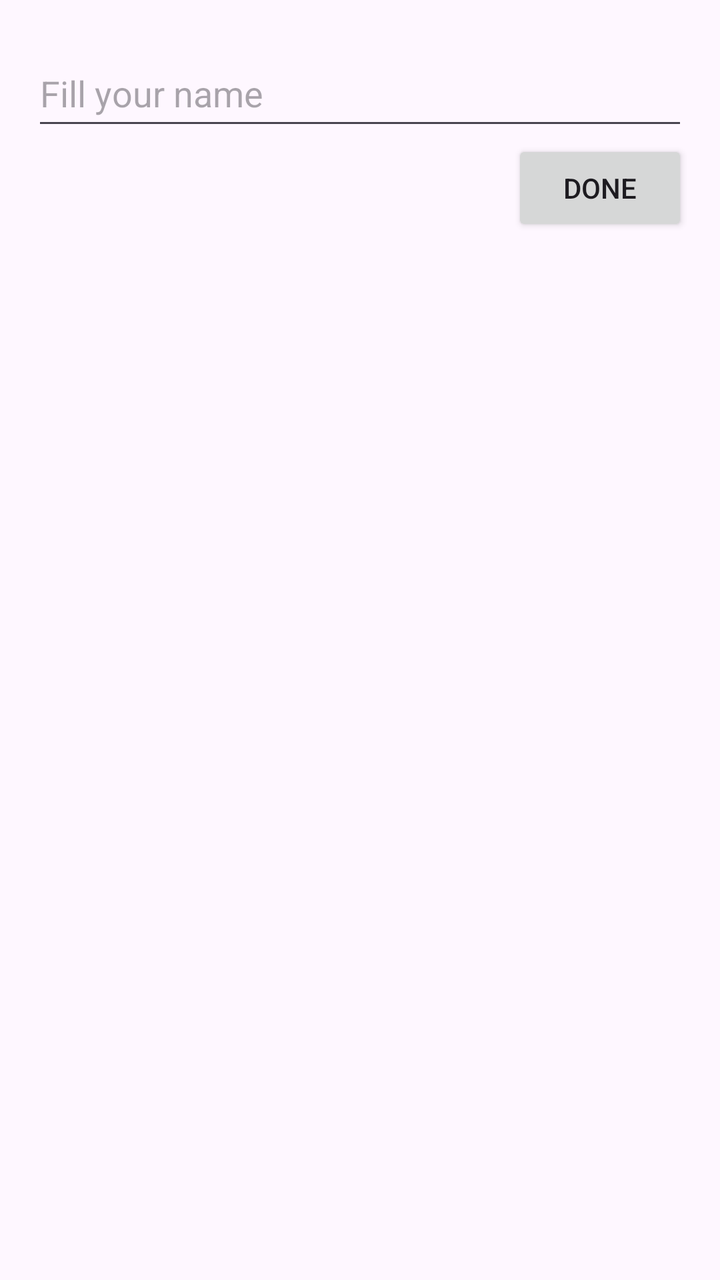
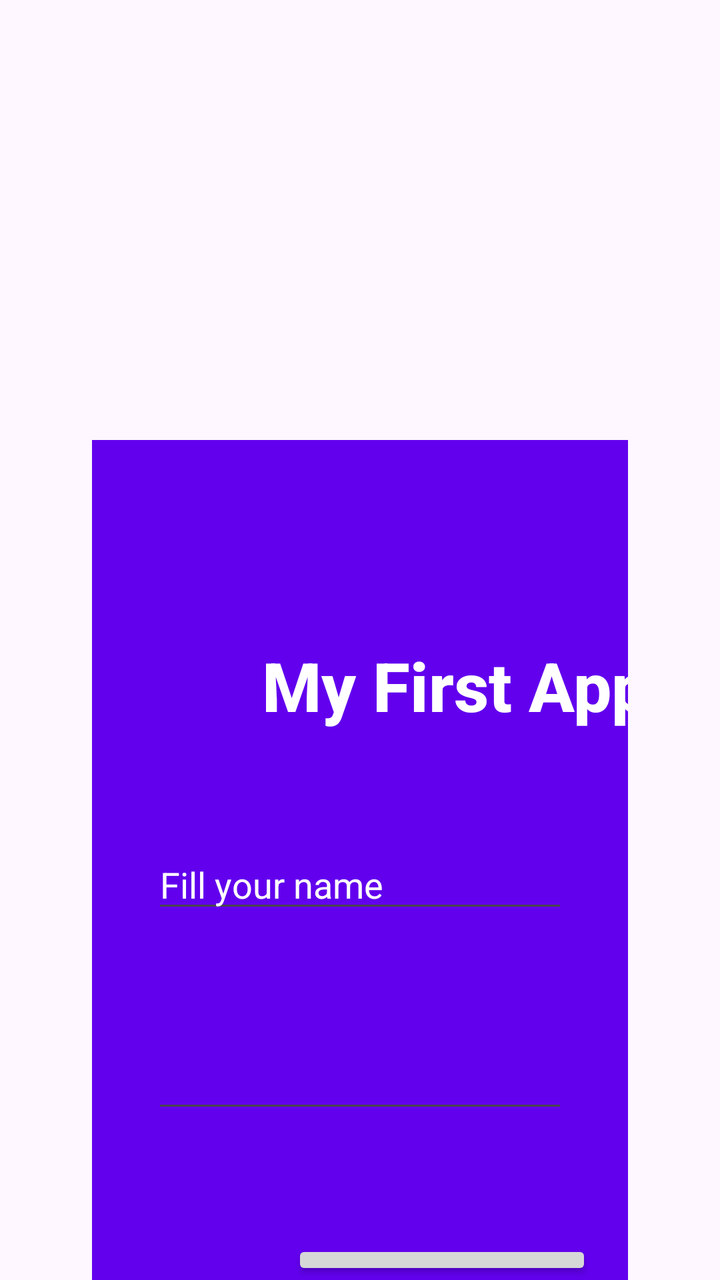

Screens rendered from an Android XML layout before and after an edit, with the pre-edit source and the edit as a unified diff.
<!-- AndroidManifest.xml: application theme Theme.MyFirstApp -->
<!-- res/layout/activity_main2.xml -->
<?xml version="1.0" encoding="utf-8"?>
<RelativeLayout xmlns:android="http://schemas.android.com/apk/res/android"
    android:layout_width="match_parent"
    android:layout_height="match_parent"
    android:paddingLeft="16dp"
    android:paddingRight="16dp"
    android:paddingTop="20dp">

    <EditText
        android:id="@+id/editTextText"
        android:layout_width="395dp"
        android:layout_height="50dp"
        android:hint ="@string/hint"
        android:ems="10"
        android:inputType="text"
        />

    <Button
        android:id="@+id/btnDone"
        android:layout_width="wrap_content"
        android:layout_height="wrap_content"
        android:layout_below="@id/editTextText"
        android:layout_alignParentEnd="true"
        android:text="@string/done" />

</RelativeLayout>
<!-- resources referenced by this layout -->
<resources>
  <string name="done">Done</string>
  <string name="hint">Fill your name</string>
  <style name="Theme.MyFirstApp" parent="Base.Theme.MyFirstApp" />
  <style name="Base.Theme.MyFirstApp" parent="Theme.Material3.DayNight.NoActionBar">
          
          
      </style>
</resources>

<!-- the commit's change to res/layout/activity_main2.xml (unified diff, before → after) -->
@@ -4,23 +4,74 @@
     android:layout_height="match_parent"
     android:paddingLeft="16dp"
     android:paddingRight="16dp"
-    android:paddingTop="20dp">
+    android:paddingTop="20dp"
+    >
 
-    <EditText
-        android:id="@+id/editTextText"
-        android:layout_width="395dp"
-        android:layout_height="50dp"
-        android:hint ="@string/hint"
-        android:ems="10"
-        android:inputType="text"
-        />
+    <FrameLayout
+        android:layout_width="363dp"
+        android:layout_height="569dp"
+        android:layout_alignParentStart="true"
+        android:layout_alignParentTop="true"
+        android:layout_alignParentEnd="true"
+        android:layout_marginStart="30dp"
+        android:layout_marginTop="200dp"
+        android:layout_marginEnd="30dp"
+        android:background="@color/design_default_color_primary">
 
-    <Button
-        android:id="@+id/btnDone"
-        android:layout_width="wrap_content"
-        android:layout_height="wrap_content"
-        android:layout_below="@id/editTextText"
-        android:layout_alignParentEnd="true"
-        android:text="@string/done" />
+        <EditText
+            android:id="@+id/editTextText"
+            android:layout_width="match_parent"
+            android:layout_height="wrap_content"
+            android:layout_marginStart="30dp"
+            android:layout_marginTop="200dp"
+            android:layout_marginEnd="30dp"
+            android:ems="10"
+            android:inputType="text"
+            android:text="@string/hint"
+            android:textColor="@color/white" />
+
+        <EditText
+            android:id="@+id/editTextTextPassword"
+            android:layout_width="match_parent"
+            android:layout_height="wrap_content"
+            android:layout_marginStart="30dp"
+            android:layout_marginTop="300dp"
+            android:layout_marginEnd="30dp"
+            android:ems="10"
+            android:inputType="textPassword"
+            android:textColor="@color/white" />
+
+        <TextView
+            android:id="@+id/textView"
+            android:layout_width="199dp"
+            android:layout_height="77dp"
+            android:layout_marginStart="85dp"
+            android:layout_marginTop="100dp"
+            android:layout_marginEnd="85dp"
+            android:fontFamily="sans-serif-medium"
+            android:text="@string/app_name"
+            android:textColor="@color/white"
+            android:textSize="34sp"
+            android:textStyle="bold" />
+
+        <Button
+            android:id="@+id/button3"
+            android:layout_width="150dp"
+            android:layout_height="wrap_content"
+            android:layout_marginStart="100dp"
+            android:layout_marginTop="400dp"
+            android:layout_marginEnd="85dp"
+            android:text="Sign In" />
+
+        <Button
+            android:id="@+id/btnDone"
+            android:layout_width="97dp"
+            android:layout_height="wrap_content"
+            android:layout_marginStart="130dp"
+            android:layout_marginTop="450dp"
+            android:layout_marginEnd="85dp"
+            android:text="@string/back" />
+
+    </FrameLayout>
 
 </RelativeLayout>
<!-- resource entries referenced after the edit -->
@@ -1,6 +1,8 @@
 <!-- resources referenced by this layout -->
 <resources>
-  <string name="done">Done</string>
+  <color name="white">#FFFFFFFF</color>
+  <string name="app_name">My First App</string>
+  <string name="back">Back</string>
   <string name="hint">Fill your name</string>
   <style name="Theme.MyFirstApp" parent="Base.Theme.MyFirstApp" />
   <style name="Base.Theme.MyFirstApp" parent="Theme.Material3.DayNight.NoActionBar">
